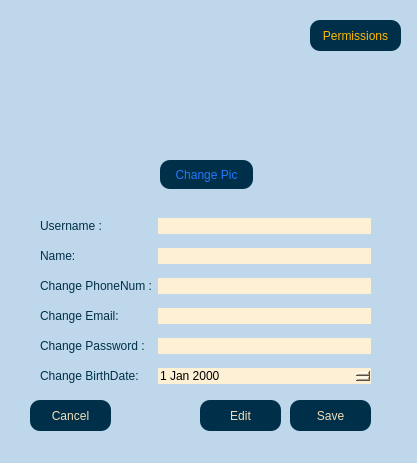
First picture: the form in client/setting.ui, repository AP-projects-4001/jan-ghahve, before the edit.
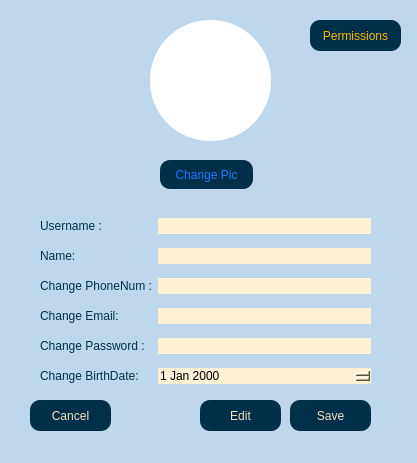
Second picture: the form after the edit.

Diff of the .ui file:
```diff
--- a/client/setting.ui
+++ b/client/setting.ui
@@ -263,12 +263,16 @@
   <widget class="QLabel" name="lbl_img">
    <property name="geometry">
     <rect>
-     <x>140</x>
+     <x>150</x>
      <y>20</y>
-     <width>131</width>
+     <width>121</width>
      <height>121</height>
     </rect>
    </property>
+   <property name="styleSheet">
+    <string notr="true">background-color:white;
+border-radius:60%;</string>
+   </property>
    <property name="text">
     <string/>
    </property>
```
